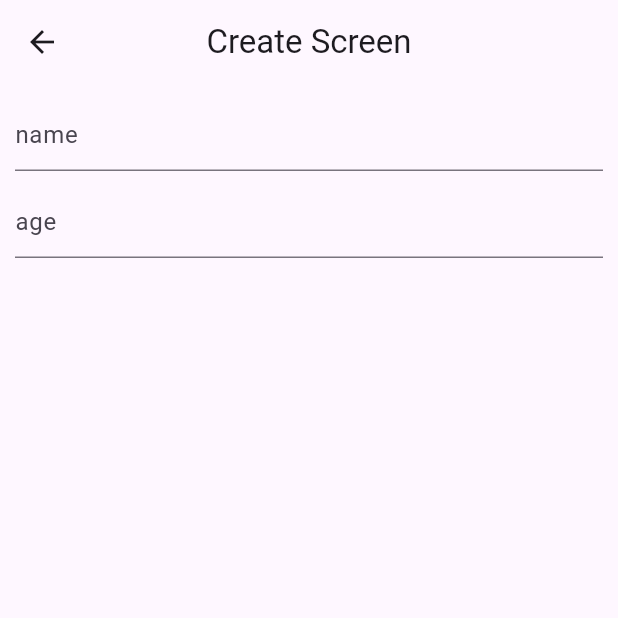
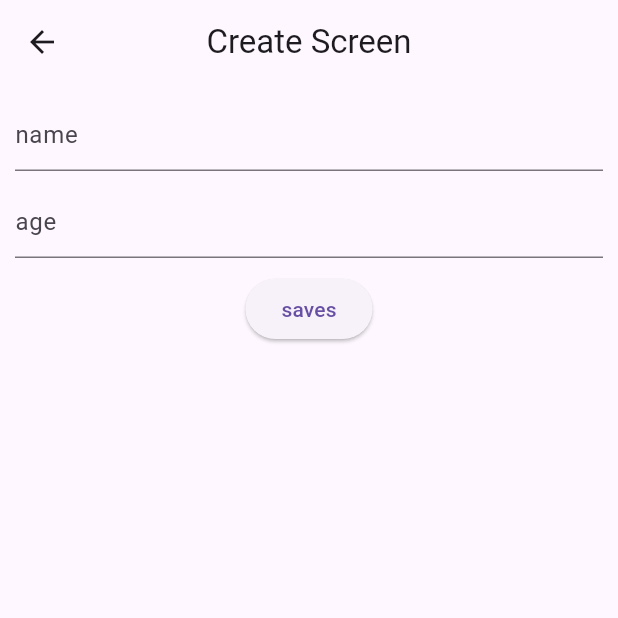
Before and after one commit to RimonChakma/sqflite-task-manager, a Flutter app: the TaskCreateScreen screen opened directly, on a phone screen of 412 x 824 dp, the top half of it. Run offline on Flutter 3.47's test engine with Material 3 defaults, Android fonts, the phone set to English and light mode, and no system bars.

Commit message:
add button and addController

```diff
--- a/lib/task_create_screen.dart
+++ b/lib/task_create_screen.dart
@@ -1,21 +1,28 @@
 import 'package:flutter/material.dart';
 
 class TaskCreateScreen extends StatelessWidget {
-  const TaskCreateScreen({super.key});
+   TaskCreateScreen({super.key});
 
+  TextEditingController addController = TextEditingController();
   @override
   Widget build(BuildContext context) {
     return Scaffold(
       appBar: AppBar(title: Text("Create Screen"),centerTitle: true,),
       body: Padding(padding: EdgeInsets.all(10),child: Column(
         children: [
-          TextField(decoration: InputDecoration(
+          TextField(
+            controller: addController,
+            decoration: InputDecoration(
             hintText: "name"
           ),),
           SizedBox(height: 10,),
-          TextField(decoration: InputDecoration(
+          TextField(
+            controller: addController,
+            decoration: InputDecoration(
             hintText: "age"
-          ),)
+          ),),
+          SizedBox(height: 10,),
+          ElevatedButton(onPressed: (){}, child: Text("saves")),
         ],
       ),),
     );
```
